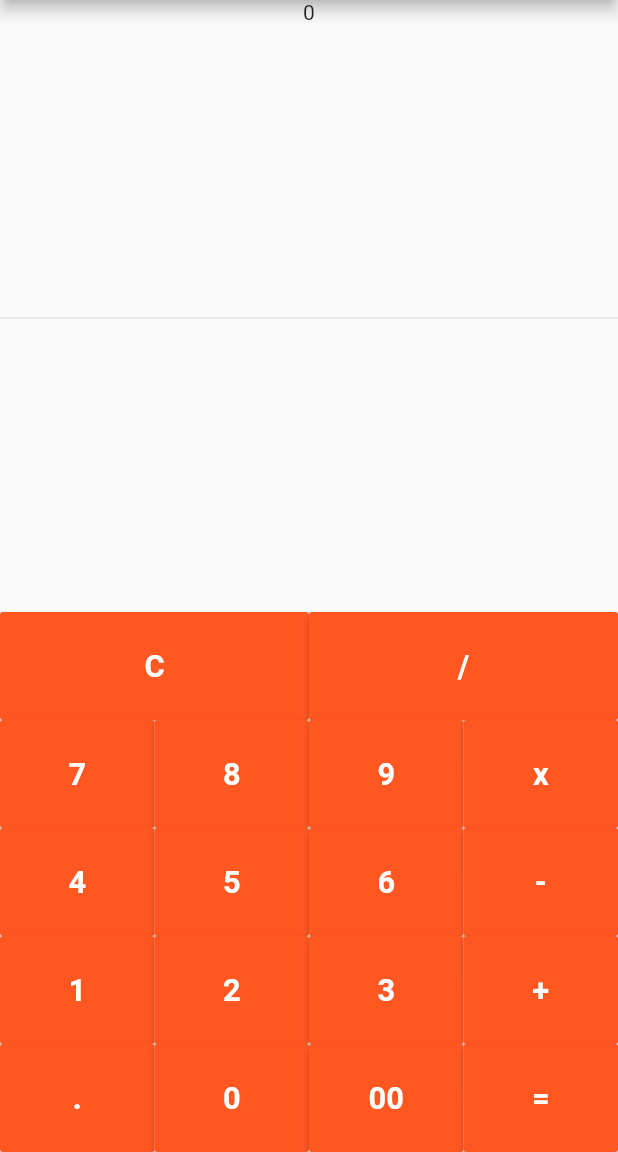
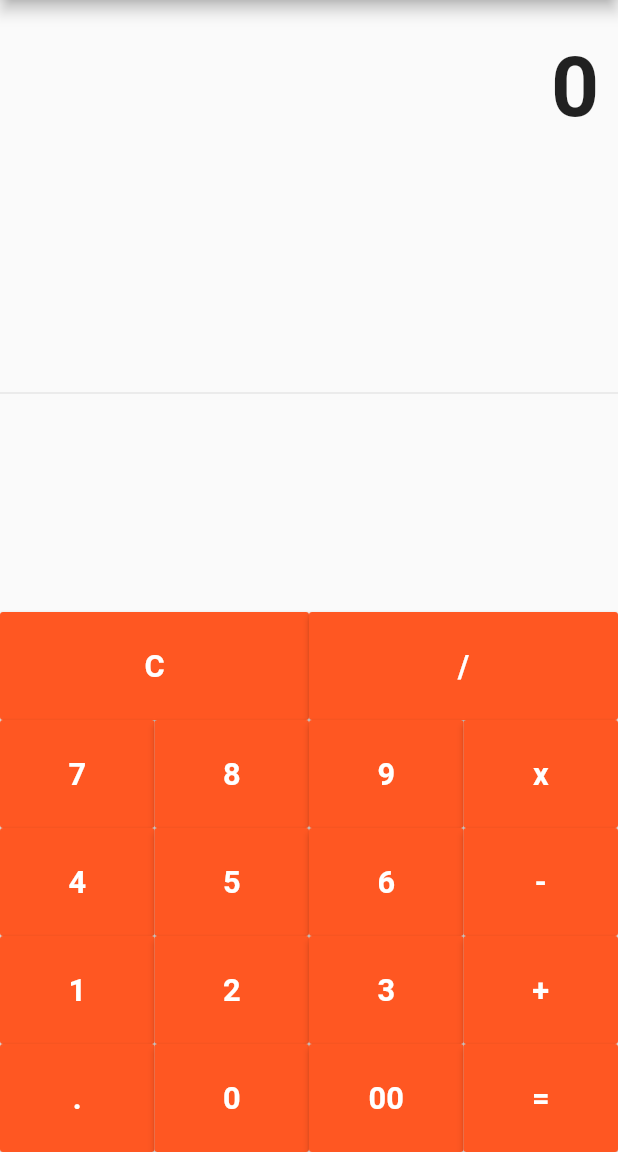
Before and after one commit to VBT-Intership/ErtugrulOzvardar-FlutterCalculator, a Flutter app: the screen it shows after launch, on a phone screen of 412 x 824 dp, the part 84-1236 px from its top. Run offline on Flutter 3.47's test engine with Material 2 defaults, Android fonts, the phone set to English and light mode, and no system bars.

Commit message:
Sonuc ekranimizda belirecek text alaninda padding, alignment, fontSize ve fontWeight duzenlemeleri yapildi.

```diff
--- a/simple_calculator/lib/main.dart
+++ b/simple_calculator/lib/main.dart
@@ -50,7 +50,19 @@ Widget createButton(String number){
       body: Container(
 
         child: Column(children: <Widget> [
-            Text("0"),
+            Container(
+              alignment: Alignment.centerRight,
+              padding: EdgeInsets.symmetric(
+                vertical: 25.0,
+                horizontal: 12.5,
+              ),
+              child: Text("0", style: TextStyle(
+                fontSize: 56.0,
+                fontWeight: FontWeight.bold
+
+              )
+              ),
+              ),
 
             Expanded(child: Divider()),
 
```
